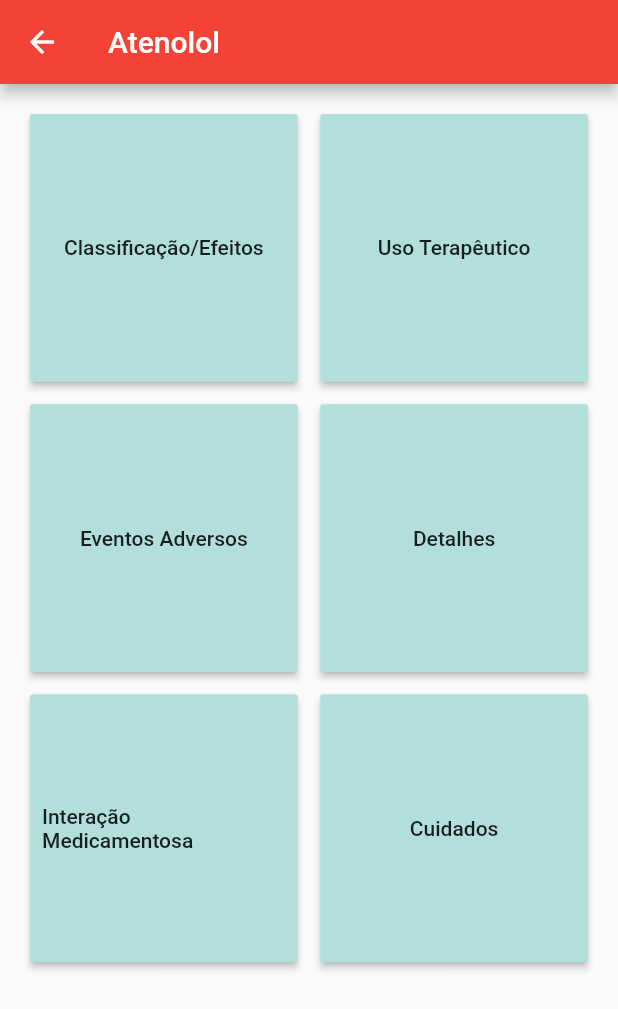
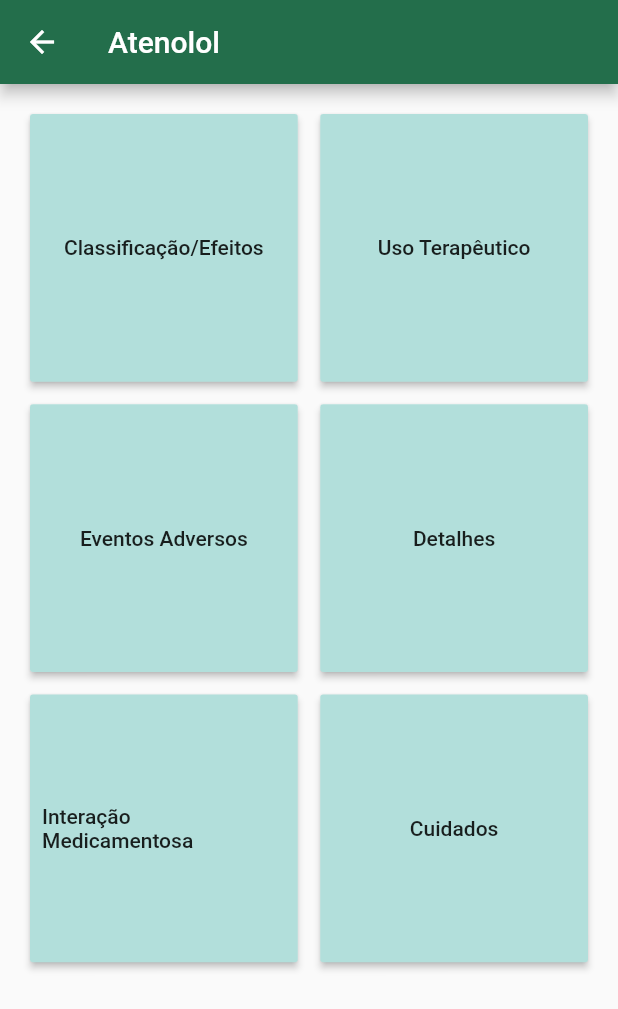
Before and after one commit to karinaplemos/cardio_help, a Flutter app: the screen it shows after launch, after a tap on "Atenolol", on a phone screen of 412 x 824 dp. Shown: the top 1009 px of the screen. Run offline on Flutter 3.47's test engine with Material 2 defaults, Android fonts, the phone set to English and light mode, and no system bars.

Commit message:
Inserção e Troca de cor do AppBar
Inserimos o AppBar nas antigas abas do DrugsPage e todas as AppBar's agora estão com o fundo da cor verde

```diff
--- a/cardio_help/lib/pages/DrugsPage/Tabs/AdverseReactionTab.dart
+++ b/cardio_help/lib/pages/DrugsPage/Tabs/AdverseReactionTab.dart
@@ -12,6 +12,10 @@ class _AdverseReactionTabState extends State<AdverseReactionTab>{
   @override
   Widget build(BuildContext context) {
     return Scaffold(
+      appBar: AppBar(
+        backgroundColor: theme.backgroundColor,
+        title: Text(widget.drug["name"]),
+      ),
       body:Container(
         padding: theme.left80,
         child:ListView(
--- a/cardio_help/lib/pages/DrugsPage/Tabs/CareTab.dart
+++ b/cardio_help/lib/pages/DrugsPage/Tabs/CareTab.dart
@@ -13,6 +13,10 @@ class _CareTabState extends State<CareTab>{
   @override
   Widget build(BuildContext context){
     return Scaffold(
+      appBar: AppBar(
+        backgroundColor: theme.backgroundColor,
+        title: Text(widget.drug["name"]),
+      ),
       body:ListView.builder(
         padding: theme.left80,                 // Espaço necessário por causa das abas verticais
         itemCount: (widget.drug["care"].length + 1), // Acrescento +1 por causa do título
--- a/cardio_help/lib/pages/DrugsPage/Tabs/ClassificationTab.dart
+++ b/cardio_help/lib/pages/DrugsPage/Tabs/ClassificationTab.dart
@@ -12,6 +12,10 @@ class _ClassificationTabState extends State<ClassificationTab>{
   @override
   Widget build(BuildContext context) {
       return Scaffold(
+      appBar: AppBar(
+        backgroundColor: theme.backgroundColor,
+        title: Text(widget.drug["name"]),
+      ),
       body:Container(
       padding: theme.left80,
       child:ListView(
--- a/cardio_help/lib/pages/DrugsPage/Tabs/DetailsTab.dart
+++ b/cardio_help/lib/pages/DrugsPage/Tabs/DetailsTab.dart
@@ -45,6 +45,10 @@ class _DetailsTabState extends State<DetailsTab> {
   @override
   Widget build(BuildContext context) {
     return Scaffold(
+      appBar: AppBar(
+        backgroundColor: theme.backgroundColor,
+        title: Text(widget.drug["name"]),
+      ),
       body:ListView(
         padding: theme.left80,
         children: <Widget>[
--- a/cardio_help/lib/pages/DrugsPage/Tabs/InteractionTab.dart
+++ b/cardio_help/lib/pages/DrugsPage/Tabs/InteractionTab.dart
@@ -14,6 +14,10 @@ class _InteractionTabState extends State<InteractionTab>{
   @override
   Widget build(BuildContext context) {
     return Scaffold(
+      appBar: AppBar(
+        backgroundColor: theme.backgroundColor,
+        title: Text(widget.drug["name"]),
+      ),
       body:
           ListView.builder(
             padding: theme.left80,
--- a/cardio_help/lib/pages/DrugsPage/Tabs/TherapeuticUse.dart
+++ b/cardio_help/lib/pages/DrugsPage/Tabs/TherapeuticUse.dart
@@ -13,6 +13,10 @@ class _TherapeuticUseTabState extends State<TherapeuticUseTab>{
   Widget build(BuildContext context) {
     return
       Scaffold(
+        appBar: AppBar(
+          backgroundColor: theme.backgroundColor,
+          title: Text(widget.drug["name"]),
+        ),
         body: ListView(
         padding: theme.left80,
         children: <Widget>[
--- a/cardio_help/lib/pages/DrugsPage/drugsPage.dart
+++ b/cardio_help/lib/pages/DrugsPage/drugsPage.dart
@@ -5,14 +5,15 @@ import 'package:cardio_help/pages/DrugsPage/Tabs/InteractionTab.dart';
 import 'package:cardio_help/pages/DrugsPage/Tabs/ClassificationTab.dart';
 import 'package:cardio_help/pages/DrugsPage/Tabs/AdverseReactionTab.dart';
 import 'package:cardio_help/pages/DrugsPage/Tabs/TherapeuticUse.dart';
+import 'package:cardio_help/theme/theme.dart' as theme;
 
 class DrugsPage extends StatefulWidget {
-  final Map medicamento;
+  final Map drug;
 
   const DrugsPage(
     {
       Key key,
-      @required this.medicamento
+      @required this.drug
     }
   ): super(key: key);
 
@@ -27,12 +28,12 @@ class _DrugsPageState extends State<DrugsPage> {
   @override
   void initState() {
     this.tabs = [
-      ClassificationTab(drug: widget.medicamento,),    //Classificação/Efeitos
-      TherapeuticUseTab(drug: widget.medicamento,),    //Uso Terapêutico
-      AdverseReactionTab(drug: widget.medicamento,),   //Evento Adverso
-      DetailsTab(drug: widget.medicamento,),           //Detalhes
-      InteractionTab(drug: widget.medicamento,),       //Interação
-      CareTab(drug: widget.medicamento,),              //Cuidados
+      ClassificationTab(drug: widget.drug,),    //Classificação/Efeitos
+      TherapeuticUseTab(drug: widget.drug,),    //Uso Terapêutico
+      AdverseReactionTab(drug: widget.drug,),   //Evento Adverso
+      DetailsTab(drug: widget.drug,),           //Detalhes
+      InteractionTab(drug: widget.drug,),       //Interação
+      CareTab(drug: widget.drug,),              //Cuidados
   ];
 
   super.initState();
@@ -42,8 +43,8 @@ class _DrugsPageState extends State<DrugsPage> {
   Widget build(BuildContext context) {
     return Scaffold(
         appBar: AppBar(
-          backgroundColor: Colors.red,
-          title: Text(widget.medicamento["name"]),
+          backgroundColor: theme.backgroundColor,
+          title: Text(widget.drug["name"]),
         ),
         body: GridView.count(
         crossAxisCount: 2,
--- a/cardio_help/lib/pages/HomePage/HomePage.dart
+++ b/cardio_help/lib/pages/HomePage/HomePage.dart
@@ -1,6 +1,7 @@
 import 'package:flutter/material.dart';
 import 'package:cardio_help/objects/database.dart';
 import 'package:cardio_help/pages/DrugsPage/drugsPage.dart';
+import 'package:cardio_help/theme/theme.dart' as theme;
 
 class HomePage extends StatefulWidget {
   @override
@@ -9,12 +10,12 @@ class HomePage extends StatefulWidget {
 
 class _HomePageState extends State<HomePage> {
   Database data = new Database();
-  List medicamentos;    //Lista de medicamentos
+  List drugs;    //Lista de medicamentos
 
   Future<void> load() async {
     List l = await data.loadDrugsJsonData();
     setState(() {
-      medicamentos = l;
+      drugs = l;
      });
   }
 
@@ -30,32 +31,32 @@ class _HomePageState extends State<HomePage> {
       length: 2,
       child : Scaffold(
         appBar: AppBar(
-          backgroundColor: Colors.red,
+          backgroundColor: theme.backgroundColor,
           title: Text('Cardio Help'),
           bottom: TabBar(
             tabs: [
-              Tab(text: 'Medicamentos'),
-              Tab(text: 'Info'),
+              Tab(text: 'MEDICAMENTOS'),
+              Tab(text: 'INFORMAÇÕES'),
               ],
           ),
         ),
         body: TabBarView(
           children: [
-            (medicamentos != null)?
+            (this.drugs != null)?
             ListView.builder( //Gerador de itens da lista
               itemBuilder: (context, index) => ListTile(
-                title: Text(medicamentos[index]["name"]),
+                title: Text(this.drugs[index]["name"]),
                 trailing: Icon(Icons.keyboard_arrow_right),
                 onTap: (){
 
                   Navigator.of(context).push(
                       MaterialPageRoute(
-                          builder: (context) => DrugsPage(medicamento: medicamentos[index])
+                          builder: (context) => DrugsPage(drug: this.drugs[index])
                       )
                   );
                 },
               ),
-              itemCount: medicamentos.length,
+              itemCount: this.drugs.length,
             ): Center(
               child: CircularProgressIndicator(),
             ),
```
Lines whose indentation alone changed are shown as unchanged.
